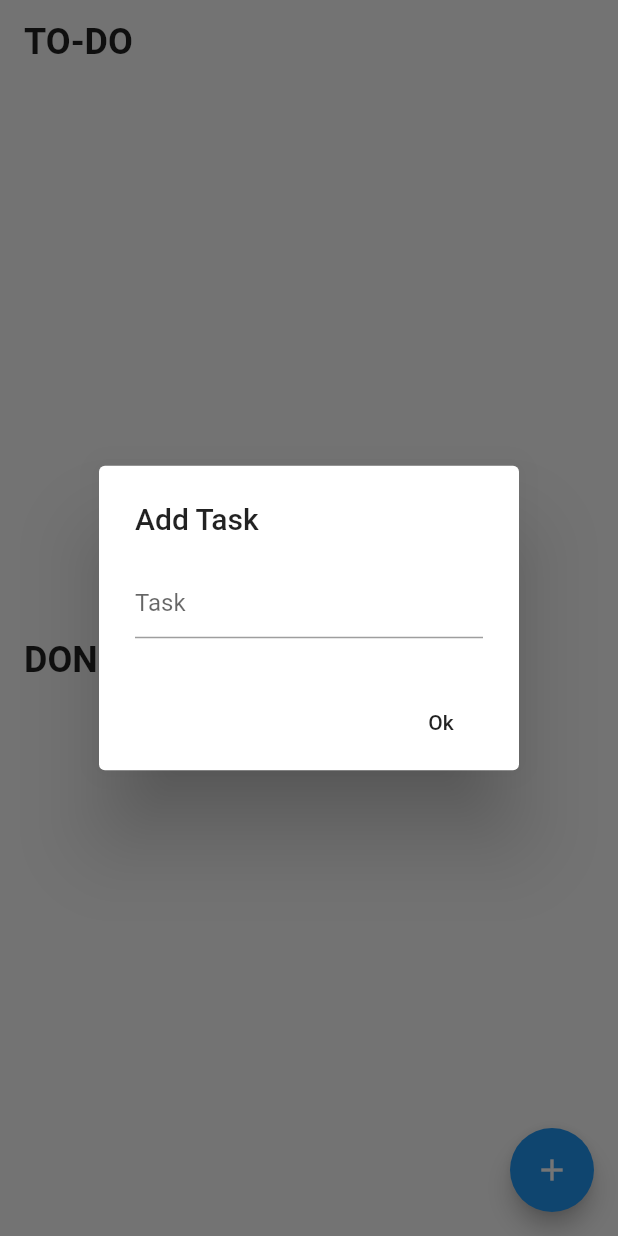
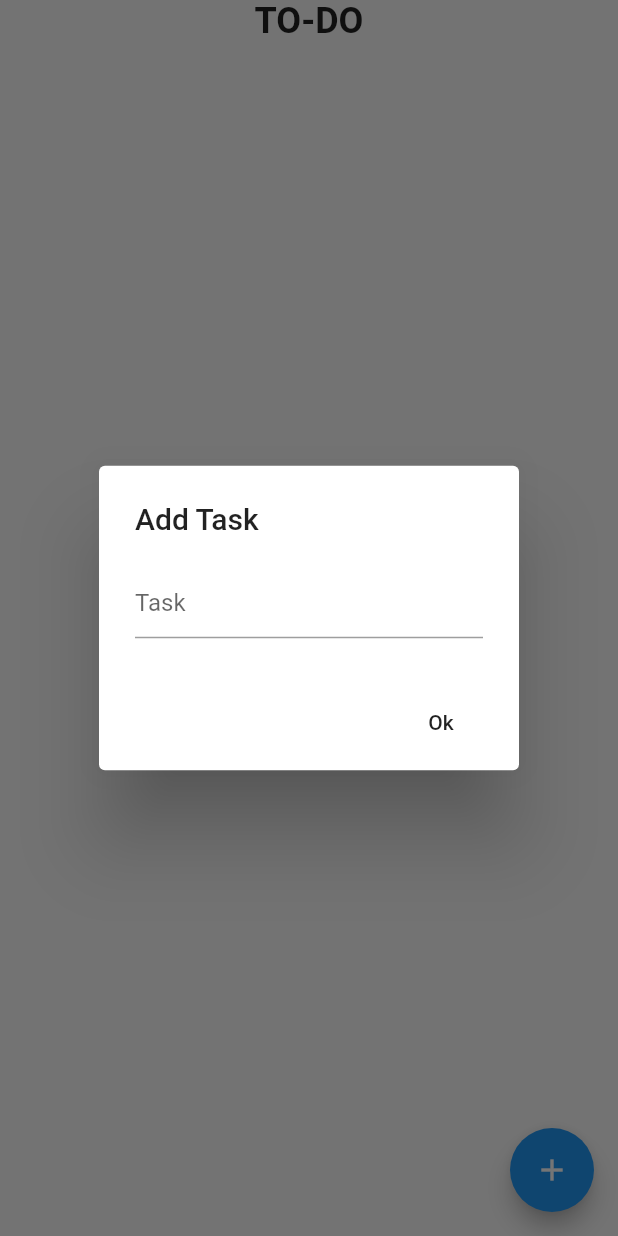
Before and after one commit to Sjnao/flutter_todo_app, a Flutter app: the screen it shows after launch, after a tap on the "add" icon, on a phone screen of 412 x 824 dp. Run offline on Flutter 3.47's test engine with Material 2 defaults, Android fonts, the phone set to English and light mode, and no system bars; our stand-ins replace flutter_spinkit, sqflite; accounts and stored records are empty.

Commit message:
CRUD on Todo

```diff
--- a/lib/homepage.dart
+++ b/lib/homepage.dart
@@ -1,9 +1,9 @@
 import 'package:flutter/material.dart';
 import 'package:todo_app/db_helper.dart';
 import 'package:todo_app/todo.dart';
+import 'package:flutter_spinkit/flutter_spinkit.dart';
 
 class Homepage extends StatefulWidget {
-
   @override
   _HomepageState createState() => _HomepageState();
 }
@@ -13,59 +13,61 @@ class _HomepageState extends State<Homepage> {
 
   List<Todo> todoTasks;
   List<Todo> doneTasks;
-  int countTodoTasks = 0;
-  int countDoneTasks = 0;
   final addTaskController = TextEditingController();
 
   @override
   Widget build(BuildContext context) {
     if (todoTasks == null && doneTasks == null) {
       updateLists();
+      return Center(
+          child: SpinKitRotatingCircle(
+            color: Colors.blueAccent,
+            size: 50.0,
+          ));
     }
     return Scaffold(
         body: Column(
           mainAxisAlignment: MainAxisAlignment.spaceEvenly,
           children: <Widget>[
+            Text(
+              "TO-DO",
+              style: TextStyle(fontWeight: FontWeight.bold, fontSize: 24),
+            ),
             Expanded(
                 child: ListView.builder(
-                    itemCount: countTodoTasks,
+                    itemCount: todoTasks.length,
                     itemBuilder: (BuildContext context, int index) {
-                      if (index == 0) {
-                        return ListTile(
-                          title: Text(
-                            "TO-DO",
-                            style: TextStyle(
-                                fontWeight: FontWeight.bold, fontSize: 24),
-                          ),
+                      if (todoTasks.isEmpty) {
+                        return Center(
+                          child: Text("any to-do tasks yet!"),
                         );
                       }
                       return CheckboxListTile(
-                        title: Text(todoTasks[index - 1].title),
+                        title: Text(todoTasks[index].title),
                         value: false,
                         onChanged: (bool value) {
-                          setState(() {
-                            doneTasks.add(todoTasks[index - 1]);
-                            todoTasks.removeAt(index - 1);
-                          });
+                            var todo = todoTasks[index];
+                            todo.done = true;
+                            todo.doneAt = DateTime.now();
+                            todoProvider.update(todo).then((_) => this.updateLists());
                         },
                       );
                     })),
+            Text(
+              "DONE",
+              style: TextStyle(fontWeight: FontWeight.bold, fontSize: 24),
+            ),
             Expanded(
                 child: ListView.builder(
-                    itemCount: countDoneTasks,
+                    itemCount: doneTasks.length,
                     itemBuilder: (BuildContext context, int index) {
-                      if (index == 0) {
-                        return ListTile(
-                          title: Text(
-                            "DONE",
-                            style: TextStyle(
-                                fontWeight: FontWeight.bold, fontSize: 24),
-                          ),
+                      if (doneTasks.isEmpty) {
+                        return Center(
+                          child: Text("any done tasks yet!"),
                         );
                       }
                       return ListTile(
-                          title: Text(
-                              doneTasks[index - 1].title,
+                          title: Text(doneTasks[index].title,
                               style: TextStyle(
                                   color: Colors.grey,
                                   decoration: TextDecoration.lineThrough)));
@@ -108,21 +110,19 @@ class _HomepageState extends State<Homepage> {
   }
 
   void updateLists() {
-      todoProvider.getAllTodo(false)
-          .then((list) {
+    this.todoTasks = List();
+    this.doneTasks = List();
+
+    todoProvider.getAllTodo(false).then((list) {
       setState(() {
         this.todoTasks = list;
-          this.countTodoTasks = todoTasks.length + 1;
       });
     });
 
-      todoProvider.getAllTodo(true)
-          .then((list) {
+    todoProvider.getAllTodo(true).then((list) {
       setState(() {
         doneTasks = list;
-          countDoneTasks = doneTasks.length + 1;
       });
     });
   }
-
 }
--- a/lib/todo.dart
+++ b/lib/todo.dart
@@ -24,7 +24,7 @@ class Todo {
       map[columnId] = id;
     }
     if (doneAt != null) {
-      map[columnId] = doneAt.toString();
+      map[columnDoneAt] = doneAt.toString();
     }
     return map;
   }
--- a/pubspec.yaml
+++ b/pubspec.yaml
@@ -25,6 +25,7 @@ dependencies:
   cupertino_icons: ^0.1.2
   sqflite: ^1.2.0
   path_provider: 1.6.1
+  flutter_spinkit: ^4.1.2
 
 dev_dependencies:
   flutter_test:
```
Also changed, not shown: pubspec.lock. Lines whose indentation alone changed are shown as unchanged.
